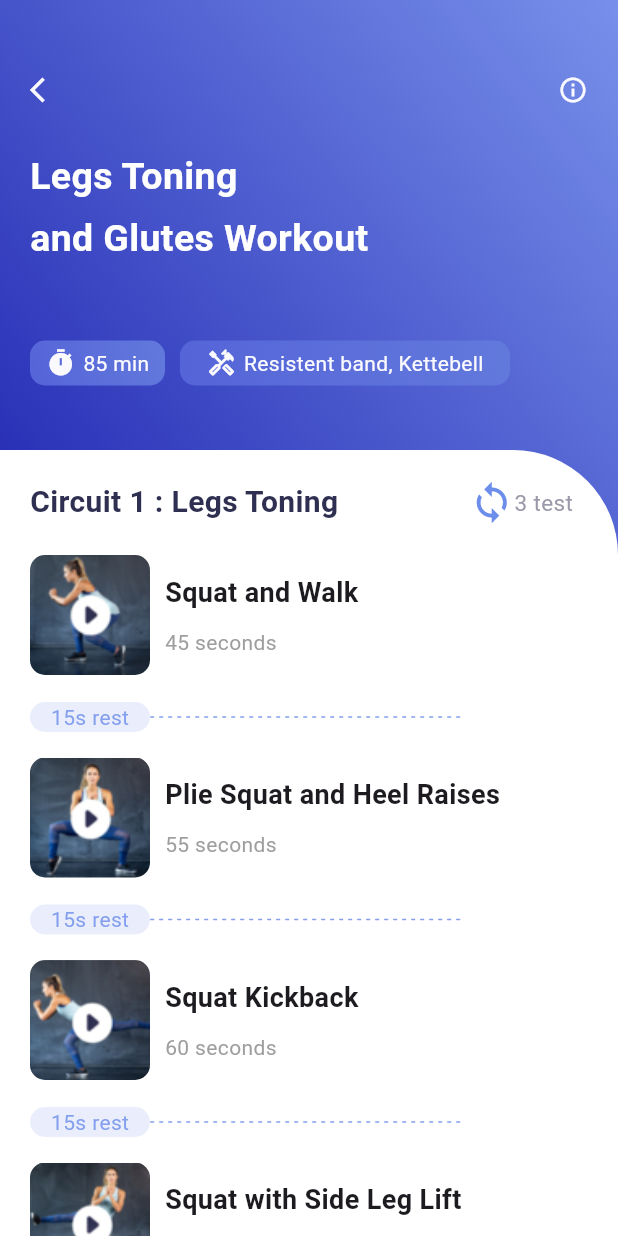
After one commit to shwehnin/training_app, a Flutter app: the screen it shows after launch, after a tap on the "arrow forward" icon, on a phone screen of 412 x 824 dp. The commit adds this screen. Run offline on Flutter 3.47's test engine with Material 3 defaults, Android fonts, the phone set to English and light mode, and no system bars; our stand-ins replace get, video_player.

Commit message:
video detail with list and play controls

```diff
--- a/lib/features/home/views/home_page.dart
+++ b/lib/features/home/views/home_page.dart
@@ -1,6 +1,8 @@
 import 'dart:convert';
+import 'package:get/get.dart';
 import 'package:flutter/material.dart';
 import 'package:training_app/core/res/app_colors.dart';
+import 'package:training_app/features/video/views/video_info.dart';
 
 class HomePage extends StatefulWidget {
   const HomePage({super.key});
@@ -19,7 +21,9 @@ class _HomePageState extends State<HomePage> {
 
   _initData() {
     DefaultAssetBundle.of(context).loadString("json/info.json").then((value) {
+      setState(() {
         info = json.decode(value);
+      });
       print("Info json $json");
     });
   }
@@ -90,10 +94,13 @@ class _HomePageState extends State<HomePage> {
                 const SizedBox(
                   width: 5,
                 ),
-                Icon(
+                GestureDetector(
+                  onTap: () => Get.to(() => const VideoInfo()),
+                  child: Icon(
                     Icons.arrow_forward,
                     size: 20,
                     color: AppColors.homePageIcons,
+                  ),
                 )
               ],
             ),
@@ -307,7 +314,11 @@ class _HomePageState extends State<HomePage> {
             Expanded(
               child: OverflowBox(
                 maxWidth: MediaQuery.of(context).size.width,
+                child: MediaQuery.removePadding(
+                  context: context,
+                  removeTop: true,
                   child: ListView.builder(
+                      physics: const BouncingScrollPhysics(),
                       itemCount: (info.length.toDouble() / 2).toInt(),
                       itemBuilder: (context, index) {
                         int a = 2 * index;
@@ -315,9 +326,11 @@ class _HomePageState extends State<HomePage> {
                         return Row(
                           children: [
                             Container(
-                            margin: const EdgeInsets.only(left: 20),
+                              margin: const EdgeInsets.only(
+                                  left: 20, bottom: 15, top: 15),
                               padding: const EdgeInsets.only(bottom: 5),
-                            width: (MediaQuery.of(context).size.width - 60) / 2,
+                              width:
+                                  (MediaQuery.of(context).size.width - 60) / 2,
                               height: 170,
                               decoration: BoxDecoration(
                                 color: Colors.white,
@@ -329,14 +342,14 @@ class _HomePageState extends State<HomePage> {
                                   BoxShadow(
                                     offset: const Offset(5, 5),
                                     blurRadius: 3,
-                                  color:
-                                      AppColors.gradientSecond.withOpacity(.1),
+                                    color: AppColors.gradientSecond
+                                        .withOpacity(.1),
                                   ),
                                   BoxShadow(
                                     offset: const Offset(-5, -5),
                                     blurRadius: 3,
-                                  color:
-                                      AppColors.gradientSecond.withOpacity(.1),
+                                    color: AppColors.gradientSecond
+                                        .withOpacity(.1),
                                   )
                                 ],
                               ),
@@ -352,9 +365,11 @@ class _HomePageState extends State<HomePage> {
                               ),
                             ),
                             Container(
-                            margin: const EdgeInsets.only(left: 20),
+                              margin: const EdgeInsets.only(
+                                  left: 20, bottom: 15, top: 15),
                               padding: const EdgeInsets.only(bottom: 5),
-                            width: (MediaQuery.of(context).size.width - 60) / 2,
+                              width:
+                                  (MediaQuery.of(context).size.width - 60) / 2,
                               height: 170,
                               decoration: BoxDecoration(
                                 color: Colors.white,
@@ -366,14 +381,14 @@ class _HomePageState extends State<HomePage> {
                                   BoxShadow(
                                     offset: const Offset(5, 5),
                                     blurRadius: 3,
-                                  color:
-                                      AppColors.gradientSecond.withOpacity(.1),
+                                    color: AppColors.gradientSecond
+                                        .withOpacity(.1),
                                   ),
                                   BoxShadow(
                                     offset: const Offset(-5, -5),
                                     blurRadius: 3,
-                                  color:
-                                      AppColors.gradientSecond.withOpacity(.1),
+                                    color: AppColors.gradientSecond
+                                        .withOpacity(.1),
                                   )
                                 ],
                               ),
@@ -392,6 +407,7 @@ class _HomePageState extends State<HomePage> {
                         );
                       }),
                 ),
+              ),
             )
           ],
         ),
--- /dev/null
+++ b/lib/features/video/views/video_info.dart
@@ -0,0 +1,492 @@
+import 'dart:convert';
+import 'package:get/get.dart';
+import 'package:flutter/material.dart';
+import 'package:video_player/video_player.dart';
+import 'package:training_app/core/res/app_colors.dart';
+
+class VideoInfo extends StatefulWidget {
+  const VideoInfo({super.key});
+
+  @override
+  State<VideoInfo> createState() => _VideoInfoState();
+}
+
+class _VideoInfoState extends State<VideoInfo> {
+  VideoPlayerController? _controller;
+  List video = [];
+  bool _playArea = false;
+  bool _isPlaying = false;
+
+  _initData() async {
+    await DefaultAssetBundle.of(context)
+        .loadString("json/videoinfo.json")
+        .then((value) {
+      setState(() {
+        video = json.decode(value);
+      });
+    });
+  }
+
+  @override
+  void initState() {
+    super.initState();
+    _initData();
+  }
+
+  @override
+  Widget build(BuildContext context) {
+    return Scaffold(
+      body: Container(
+        decoration: _playArea == false
+            ? BoxDecoration(
+                gradient: LinearGradient(
+                  colors: [
+                    AppColors.gradientFirst.withOpacity(.9),
+                    AppColors.gradientSecond.withOpacity(.9),
+                  ],
+                  begin: const FractionalOffset(.0, .4),
+                  end: Alignment.topRight,
+                ),
+              )
+            : BoxDecoration(color: AppColors.gradientSecond),
+        child: Column(
+          children: [
+            _playArea == false
+                ? Container(
+                    padding:
+                        const EdgeInsets.only(top: 50, left: 20, right: 20),
+                    width: MediaQuery.of(context).size.width,
+                    height: 300,
+                    child: Column(
+                      crossAxisAlignment: CrossAxisAlignment.start,
+                      children: [
+                        Row(
+                          mainAxisAlignment: MainAxisAlignment.spaceBetween,
+                          children: [
+                            GestureDetector(
+                              onTap: () => Get.back(),
+                              child: Icon(
+                                Icons.arrow_back_ios,
+                                color: AppColors.secondPageIconColor,
+                                size: 20,
+                              ),
+                            ),
+                            Icon(
+                              Icons.info_outline,
+                              color: AppColors.secondPageIconColor,
+                              size: 20,
+                            ),
+                          ],
+                        ),
+                        const SizedBox(
+                          height: 30,
+                        ),
+                        Text(
+                          'Legs Toning',
+                          style: TextStyle(
+                            fontSize: 25,
+                            color: AppColors.secondPageTitleColor,
+                            fontWeight: FontWeight.w700,
+                          ),
+                        ),
+                        const SizedBox(
+                          height: 5,
+                        ),
+                        Text(
+                          'and Glutes Workout',
+                          style: TextStyle(
+                            fontSize: 25,
+                            color: AppColors.secondPageTitleColor,
+                            fontWeight: FontWeight.w700,
+                          ),
+                        ),
+                        const SizedBox(
+                          height: 50,
+                        ),
+                        Row(
+                          children: [
+                            Container(
+                              width: 90,
+                              height: 30,
+                              decoration: BoxDecoration(
+                                gradient: LinearGradient(
+                                  colors: [
+                                    AppColors
+                                        .secondPageContainerGradient1stColor,
+                                    AppColors
+                                        .secondPageContainerGradient2ndColor,
+                                  ],
+                                  begin: Alignment.bottomLeft,
+                                  end: Alignment.topRight,
+                                ),
+                                borderRadius: BorderRadius.circular(10),
+                              ),
+                              child: Row(
+                                mainAxisAlignment: MainAxisAlignment.center,
+                                children: [
+                                  Icon(
+                                    Icons.timer,
+                                    size: 20,
+                                    color: AppColors.secondPageIconColor,
+                                  ),
+                                  const SizedBox(
+                                    width: 5,
+                                  ),
+                                  Text(
+                                    "85 min",
+                                    style: TextStyle(
+                                        fontSize: 14,
+                                        color: AppColors.secondPageIconColor),
+                                  ),
+                                ],
+                              ),
+                            ),
+                            const SizedBox(
+                              width: 10,
+                            ),
+                            Container(
+                              width: 220,
+                              height: 30,
+                              decoration: BoxDecoration(
+                                gradient: LinearGradient(
+                                  colors: [
+                                    AppColors
+                                        .secondPageContainerGradient1stColor,
+                                    AppColors
+                                        .secondPageContainerGradient2ndColor,
+                                  ],
+                                  begin: Alignment.bottomLeft,
+                                  end: Alignment.topRight,
+                                ),
+                                borderRadius: BorderRadius.circular(10),
+                              ),
+                              child: Row(
+                                mainAxisAlignment: MainAxisAlignment.center,
+                                children: [
+                                  Icon(
+                                    Icons.handyman_outlined,
+                                    size: 20,
+                                    color: AppColors.secondPageIconColor,
+                                  ),
+                                  const SizedBox(
+                                    width: 5,
+                                  ),
+                                  Text(
+                                    "Resistent band, Kettebell",
+                                    style: TextStyle(
+                                        fontSize: 14,
+                                        color: AppColors.secondPageIconColor),
+                                  ),
+                                ],
+                              ),
+                            )
+                          ],
+                        )
+                      ],
+                    ),
+                  )
+                : Container(
+                    child: Column(
+                      children: [
+                        Container(
+                          height: 100,
+                          padding: const EdgeInsets.only(
+                              top: 50, left: 20, right: 20),
+                          child: Row(
+                            mainAxisAlignment: MainAxisAlignment.spaceBetween,
+                            children: [
+                              InkWell(
+                                onTap: () {},
+                                child: Icon(
+                                  Icons.arrow_back_ios,
+                                  size: 20,
+                                  color: AppColors.secondPageTopIconColor,
+                                ),
+                              ),
+                              Icon(
+                                Icons.info_outline,
+                                size: 20,
+                                color: AppColors.secondPageTopIconColor,
+                              ),
+                            ],
+                          ),
+                        ),
+                        _playView(context),
+                        _controlView(context),
+                      ],
+                    ),
+                  ),
+            Expanded(
+              child: Container(
+                decoration: const BoxDecoration(
+                  color: Colors.white,
+                  borderRadius: BorderRadius.only(
+                    topRight: Radius.circular(70),
+                  ),
+                ),
+                child: Column(
+                  children: [
+                    Container(
+                      margin: const EdgeInsets.all(20),
+                      child: Row(
+                        children: [
+                          Text(
+                            "Circuit 1 : Legs Toning",
+                            style: TextStyle(
+                              fontSize: 20,
+                              fontWeight: FontWeight.bold,
+                              color: AppColors.circuitsColor,
+                            ),
+                          ),
+                          Expanded(child: Container()),
+                          Row(
+                            children: [
+                              Icon(
+                                Icons.loop,
+                                size: 30,
+                                color: AppColors.loopColor,
+                              ),
+                              Text(
+                                '3 test',
+                                style: TextStyle(
+                                  fontSize: 15,
+                                  color: AppColors.setsColor,
+                                ),
+                              ),
+                            ],
+                          ),
+                          const SizedBox(
+                            width: 10,
+                          ),
+                        ],
+                      ),
+                    ),
+                    Expanded(
+                      child: MediaQuery.removePadding(
+                        context: context,
+                        removeTop: true,
+                        child: _videoList(),
+                      ),
+                    )
+                  ],
+                ),
+              ),
+            )
+          ],
+        ),
+      ),
+    );
+  }
+
+  _videoList() {
+    return ListView.builder(
+      padding: const EdgeInsets.only(left: 20, right: 10),
+      itemCount: video.length,
+      itemBuilder: (context, index) {
+        return GestureDetector(
+            onTap: () {
+              _onTapVideo(index);
+              setState(() {
+                if (_playArea == false) {
+                  _playArea = true;
+                }
+              });
+            },
+            child: _videoCard(index));
+      },
+    );
+  }
+
+  _videoCard(int index) {
+    return Container(
+      height: 135,
+      child: Column(
+        children: [
+          Row(
+            children: [
+              Container(
+                width: 80,
+                height: 80,
+                decoration: BoxDecoration(
+                  borderRadius: BorderRadius.circular(10),
+                  image: DecorationImage(
+                    image: AssetImage(
+                      video[index]['thumbnail'],
+                    ),
+                    fit: BoxFit.cover,
+                  ),
+                ),
+              ),
+              const SizedBox(
+                width: 10,
+              ),
+              Column(
+                crossAxisAlignment: CrossAxisAlignment.start,
+                children: [
+                  Text(
+                    video[index]['title'],
+                    style: const TextStyle(
+                        fontWeight: FontWeight.bold, fontSize: 18),
+                  ),
+                  const SizedBox(
+                    height: 10,
+                  ),
+                  Text(
+                    video[index]['time'],
+                    style: TextStyle(
+                      color: Colors.grey[500],
+                    ),
+                  )
+                ],
+              )
+            ],
+          ),
+          const SizedBox(
+            height: 18,
+          ),
+          Row(
+            children: [
+              Container(
+                width: 80,
+                height: 20,
+                decoration: BoxDecoration(
+                  color: const Color(0xFFeaeefc),
+                  borderRadius: BorderRadius.circular(10),
+                ),
+                child: const Center(
+                  child: Text(
+                    '15s rest',
+                    style: TextStyle(
+                      color: Color(0xFF839fed),
+                    ),
+                  ),
+                ),
+              ),
+              Row(
+                children: [
+                  for (int i = 0; i < 70; i++)
+                    i.isEven
+                        ? Container(
+                            width: 3,
+                            height: 1,
+                            decoration: BoxDecoration(
+                              color: const Color(0xFF839fed),
+                              borderRadius: BorderRadius.circular(2),
+                            ),
+                          )
+                        : Container(
+                            width: 3,
+                            height: 1,
+                            color: Colors.white,
+                          ),
+                ],
+              )
+            ],
+          )
+        ],
+      ),
+    );
+  }
+
+  Widget _playView(BuildContext context) {
+    final controller = _controller;
+    if (controller != null && controller.value.isInitialized) {
+      return AspectRatio(
+        aspectRatio: 16 / 9,
+        child: VideoPlayer(controller),
+      );
+    } else {
+      return const AspectRatio(
+        aspectRatio: 16 / 9,
+        child: Center(
+          child: Text(
+            "Preparing...",
+            style: TextStyle(fontSize: 20, color: Colors.white60),
+          ),
+        ),
+      );
+    }
+  }
+
+  _onControllerUpdate() async {
+    final controller = _controller;
+    if (controller == null) {
+      return;
+    }
+    if (!controller.value.isInitialized) {
+      return;
+    }
+    final playing = controller.value.isPlaying;
+    _isPlaying = playing;
+  }
+
+  _initializeVideo(int index) async {
+    final controller =
+        VideoPlayerController.networkUrl(Uri.parse(video[index]['videoUrl']));
+    _controller = controller;
+    setState(() {});
+    controller
+      ..initialize().then((_) {
+        controller.addListener(_onControllerUpdate);
+        controller.play();
+        setState(() {});
+      });
+  }
+
+  _onTapVideo(int index) {
+    _initializeVideo(index);
+  }
+
+  _controlView(BuildContext context) {
+    return Container(
+      height: 120,
+      width: MediaQuery.of(context).size.width,
+      color: AppColors.gradientSecond,
+      child: Row(
+        mainAxisAlignment: MainAxisAlignment.center,
+        children: [
+          IconButton(
+            onPressed: () async {
+              if (_isPlaying) {
+                _controller?.pause();
+              }
+            },
+            icon: Icon(
+              Icons.fast_rewind,
+              size: 36,
+              color: Colors.white,
+            ),
+          ),
+          IconButton(
+            onPressed: () async {
+              if (_isPlaying) {
+                setState(() {
+                  _isPlaying = false;
+                });
+                _controller?.pause();
+              } else {
+                setState(() {
+                  _isPlaying = true;
+                });
+                _controller?.play();
+              }
+            },
+            icon: Icon(
+              _isPlaying ? Icons.pause : Icons.play_arrow,
+              size: 36,
+              color: Colors.white,
+            ),
+          ),
+          IconButton(
+            onPressed: () {},
+            icon: Icon(
+              Icons.fast_forward,
+              size: 36,
+              color: Colors.white,
+            ),
+          )
+        ],
+      ),
+    );
+  }
+}
--- a/lib/main.dart
+++ b/lib/main.dart
@@ -1,4 +1,5 @@
 import 'package:flutter/material.dart';
+import 'package:get/route_manager.dart';
 import 'package:training_app/features/home/views/home_page.dart';
 
 void main() {
@@ -10,7 +11,7 @@ class TrainingApp extends StatelessWidget {
 
   @override
   Widget build(BuildContext context) {
-    return MaterialApp(
+    return GetMaterialApp(
       title: 'Training App',
       theme: ThemeData(primaryColor: Colors.blue),
       debugShowCheckedModeBanner: false,
--- a/pubspec.yaml
+++ b/pubspec.yaml
@@ -35,6 +35,8 @@ dependencies:
   # The following adds the Cupertino Icons font to your application.
   # Use with the CupertinoIcons class for iOS style icons.
   cupertino_icons: ^1.0.8
+  get: ^4.6.6
+  video_player: ^2.9.2
 
 dev_dependencies:
   flutter_test:
```
Also changed, not shown: pubspec.lock, 8 other files. Lines whose indentation alone changed are shown as unchanged.
